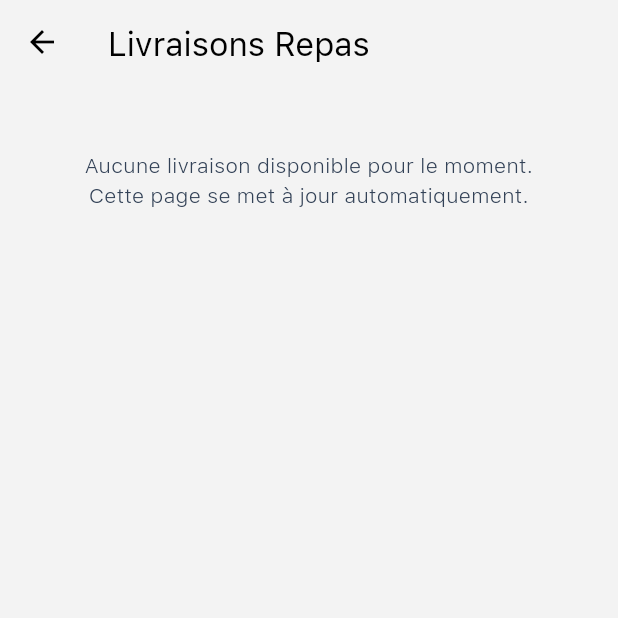
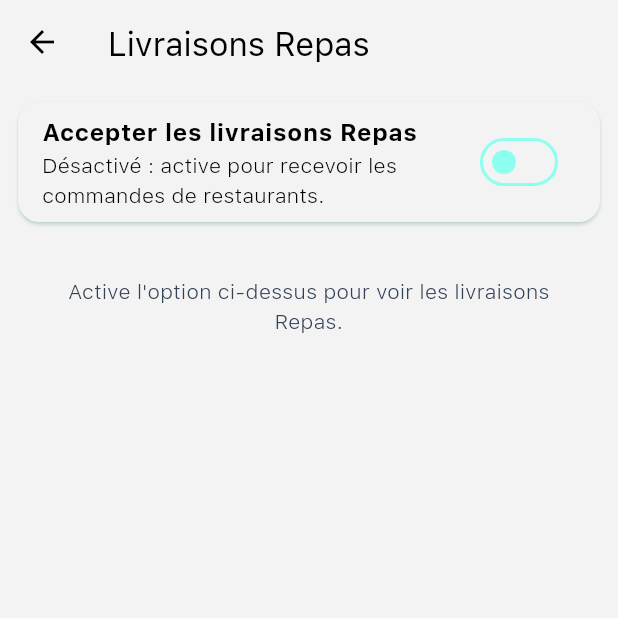
Before and after one commit to rolandpierre1/wolygo-driver, a Flutter app: the FoodDeliveriesScreen screen opened directly, on a phone screen of 412 x 824 dp, the top half of it. Run offline on Flutter 3.47's test engine with Material 3 defaults, Android fonts, the phone set to English and light mode, and no system bars; our stand-ins replace audioplayers, chewie, connectivity_plus, country_code_picker, dotted_border, dropdown_button2 and 30 more; missing offline and left inert: custom_map_markers, dart_pusher_channels, flutter_downloader, flutter_inappwebview, flutter_polyline_points, just_the_tooltip and 2 more; accounts and stored records are empty; network calls fail.

Commit message:
Repas chauffeur: option Accepter les livraisons Repas, commandes visibles des le paiement
Co-Authored-By: Claude Sonnet 5.5 <noreply@anthropic.com>
Claude-Session: https://claude.ai/code/session_01LntwFCrzLsAXpobbrMwVj9

```diff
--- a/lib/features/food/screens/food_deliveries_screen.dart
+++ b/lib/features/food/screens/food_deliveries_screen.dart
@@ -19,6 +19,7 @@ class _FoodDeliveriesScreenState extends State<FoodDeliveriesScreen> {
   Map<String, dynamic>? _current;
   bool _loading = true;
   bool _busy = false;
+  bool _enabled = false;
   Timer? _t;
 
   @override
@@ -37,6 +38,8 @@ class _FoodDeliveriesScreenState extends State<FoodDeliveriesScreen> {
   Future<void> _load({bool silent = false}) async {
     if (!silent) setState(() => _loading = true);
     try {
+      final st = await _api.getData('/api/driver/food/settings');
+      if (st.statusCode == 200 && st.body is Map) _enabled = st.body['enabled'] == true;
       final c = await _api.getData('/api/driver/food/current');
       if (c.statusCode == 200 && c.body is Map) {
         _current = c.body['order'] == null ? null : Map<String, dynamic>.from(c.body['order'] as Map);
@@ -49,6 +52,22 @@ class _FoodDeliveriesScreenState extends State<FoodDeliveriesScreen> {
       }
     } catch (_) {}
     if (mounted) setState(() => _loading = false);
+  }
+
+  Future<void> _toggle(bool v) async {
+    setState(() {
+      _enabled = v;
+      _busy = true;
+    });
+    final r = await _api.postData('/api/driver/food/settings', {'enabled': v ? 1 : 0});
+    if (r.statusCode != 200) {
+      _enabled = !v;
+      showCustomSnackBar('Impossible de changer ce réglage.');
+    } else {
+      showCustomSnackBar(v ? 'Tu recevras les livraisons Repas' : 'Livraisons Repas désactivées', isError: false);
+    }
+    if (mounted) setState(() => _busy = false);
+    _load(silent: true);
   }
 
   Future<void> _act(String path, String okMsg) async {
@@ -87,7 +106,19 @@ class _FoodDeliveriesScreenState extends State<FoodDeliveriesScreen> {
           : RefreshIndicator(
               onRefresh: _load,
               child: ListView(padding: const EdgeInsets.all(12), children: [
-                if (_current != null) _currentCard(primary)
+                Card(
+                  margin: const EdgeInsets.only(bottom: 12),
+                  shape: RoundedRectangleBorder(borderRadius: BorderRadius.circular(14)),
+                  child: SwitchListTile(
+                    value: _enabled,
+                    onChanged: _busy ? null : _toggle,
+                    title: const Text('Accepter les livraisons Repas', style: TextStyle(fontWeight: FontWeight.w700)),
+                    subtitle: Text(_enabled ? 'Activé : tu vois les nouvelles commandes à livrer.' : 'Désactivé : active pour recevoir les commandes de restaurants.'),
+                  ),
+                ),
+                if (!_enabled && _current == null)
+                  const Padding(padding: EdgeInsets.all(24), child: Text('Active l\'option ci-dessus pour voir les livraisons Repas.', textAlign: TextAlign.center))
+                else if (_current != null) _currentCard(primary)
                 else if (_offers.isEmpty)
                   const Padding(padding: EdgeInsets.all(32), child: Text('Aucune livraison disponible pour le moment. Cette page se met à jour automatiquement.', textAlign: TextAlign.center))
                 else
@@ -104,7 +135,7 @@ class _FoodDeliveriesScreenState extends State<FoodDeliveriesScreen> {
                               Expanded(child: Text('${o['restaurant']}', style: const TextStyle(fontWeight: FontWeight.w800, fontSize: 16))),
                               Text('${(o['earning'] as num).toStringAsFixed(2)} \$', style: TextStyle(fontWeight: FontWeight.w800, fontSize: 18, color: primary)),
                             ]),
-                            Text('${o['status'] == 'ready' ? 'Prête à récupérer' : 'En préparation'} · ${o['items_count']} article(s)'),
+                            Text('${o['status'] == 'ready' ? 'Prête à récupérer' : (o['status'] == 'placed' ? 'Payée · en attente du restaurant' : 'En préparation')} · ${o['items_count']} article(s)'),
                             const SizedBox(height: 6),
                             Text('Récupérer : ${o['restaurant_address']}'),
                             Text('Livrer : ${o['delivery_address']}'),
@@ -132,7 +163,7 @@ class _FoodDeliveriesScreenState extends State<FoodDeliveriesScreen> {
             Text('${(o['earning'] as num).toStringAsFixed(2)} \$', style: TextStyle(fontWeight: FontWeight.w800, fontSize: 18, color: primary)),
           ]),
           const SizedBox(height: 4),
-          Text(picked ? 'En route vers le client' : (o['status'] == 'ready' ? 'Commande prête — va la récupérer' : 'En préparation — va au restaurant'), style: TextStyle(color: primary, fontWeight: FontWeight.w600)),
+          Text(picked ? 'En route vers le client' : (o['status'] == 'ready' ? 'Commande prête — va la récupérer' : (o['status'] == 'placed' ? 'En attente que le restaurant accepte' : 'En préparation — va au restaurant')), style: TextStyle(color: primary, fontWeight: FontWeight.w600)),
           const SizedBox(height: 6),
           for (final it in (o['items'] as List)) Text('$it'),
           if ((o['note'] ?? '').toString().isNotEmpty) Text('Note : ${o['note']}'),
@@ -144,7 +175,7 @@ class _FoodDeliveriesScreenState extends State<FoodDeliveriesScreen> {
             width: double.infinity,
             height: 48,
             child: ElevatedButton(
-              onPressed: _busy ? null : () => picked ? _act('/api/driver/food/orders/${o['id']}/delivered', 'Livraison terminée ✅') : _act('/api/driver/food/orders/${o['id']}/picked', 'Commande récupérée'),
+              onPressed: (_busy || o['status'] == 'placed') ? null : () => picked ? _act('/api/driver/food/orders/${o['id']}/delivered', 'Livraison terminée ✅') : _act('/api/driver/food/orders/${o['id']}/picked', 'Commande récupérée'),
               child: Text(picked ? 'J\'ai livré la commande' : 'J\'ai récupéré la commande'),
             ),
           ),
```
